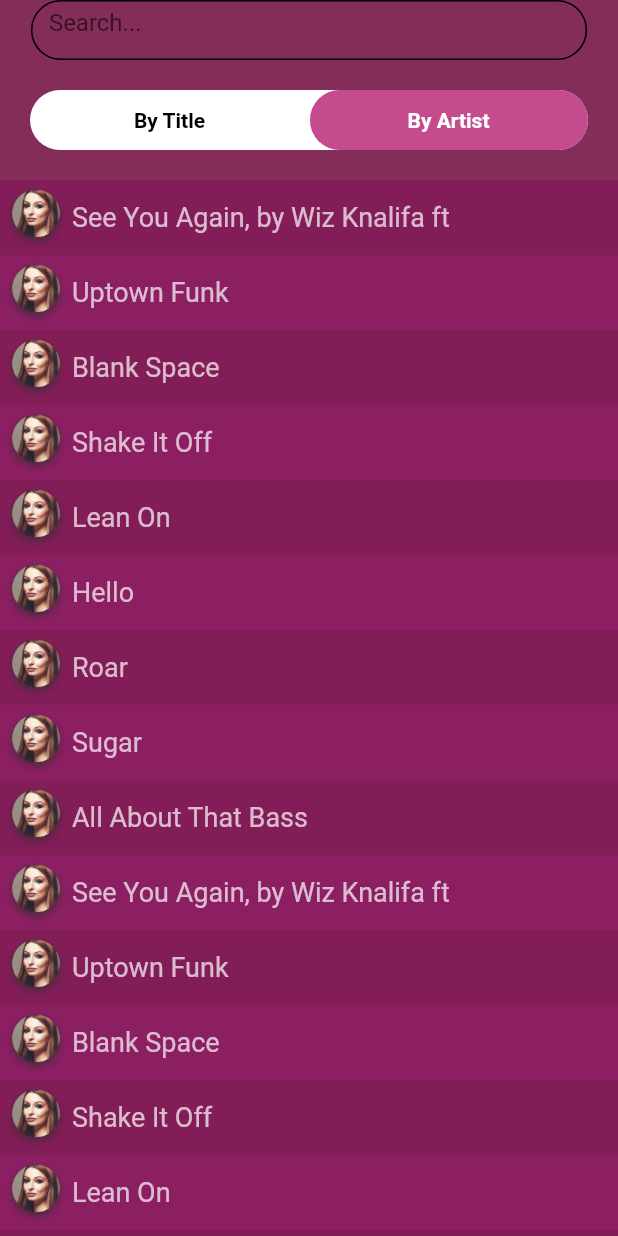
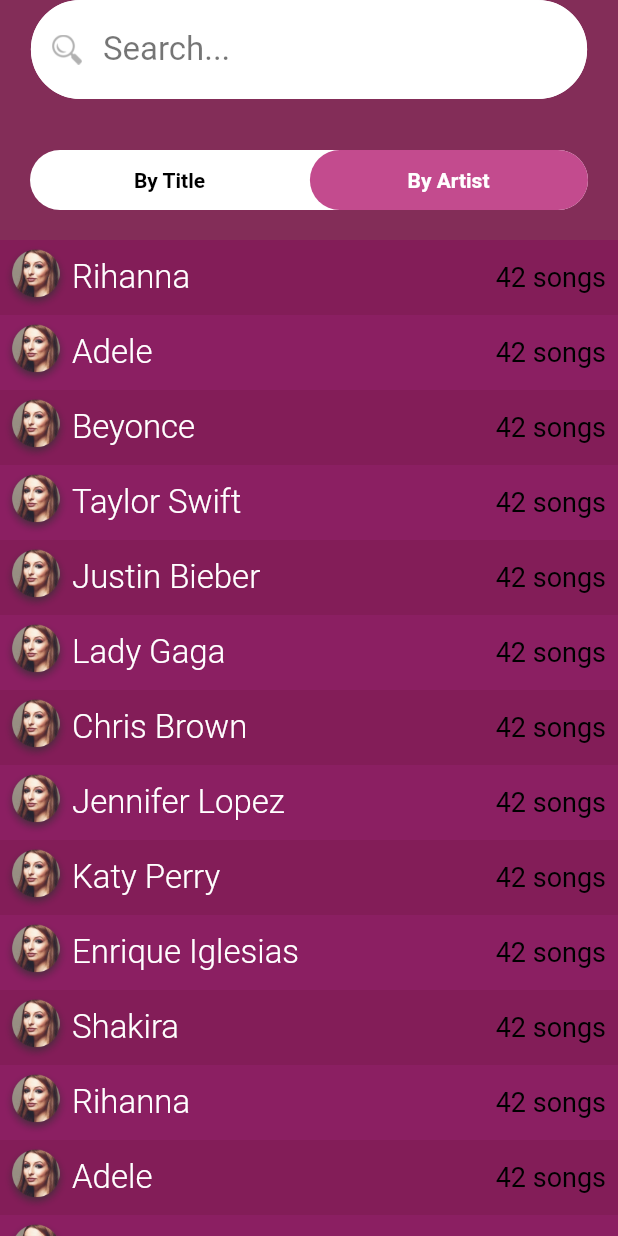
Before and after one commit to MilanVarasada/Confidencial_git, a Flutter app: the SearchScreen screen opened directly, after a tap on "By Artist", on a phone screen of 412 x 824 dp. Run offline on Flutter 3.47's test engine with Material 2 defaults, Android fonts, the phone set to English and light mode, and no system bars.

Commit message:
implement remaning Screen and add images

```diff
--- a/lib/main.dart
+++ b/lib/main.dart
@@ -1,3 +1,6 @@
+
+import './ui/user_profile_screen.dart';
+
 import './ui/auth/enter_code.dart';
 import './ui/tab_screen.dart';
 
@@ -25,7 +28,8 @@ class MyApp extends StatelessWidget {
            PlayListScreen.routeName: (ctx) => PlayListScreen(),
             TabScreen.routeName : (ctx) => TabScreen(),
             EnterCode.routeName : (ctx) => EnterCode(),
-        },
+            UserProfileScreen.routeName : (ctx) => UserProfileScreen(),
+         },
 
     );
   }
--- a/lib/ui/playListScreen.dart
+++ b/lib/ui/playListScreen.dart
@@ -36,6 +36,7 @@ class _PlayListScreenState extends State<PlayListScreen> {
         backgroundColor: Colors.black87,
       ),
         body: ListView.builder(
+          physics: ClampingScrollPhysics(),
             itemCount: litems.length,
             itemBuilder: (BuildContext ctxt, int index) {
               return Container(
--- a/lib/ui/searchScreen.dart
+++ b/lib/ui/searchScreen.dart
@@ -1,10 +1,26 @@
-import '../widgets/cf_search_appbar.dart';
 import 'package:flutter/material.dart';
 import '../widgets/cf_tab_view.dart';
 
-class SearchScreen extends StatelessWidget {
-  onSwitchValueChanged() {
-    print('change');
+class SearchScreen extends StatefulWidget {
+  @override
+  _SearchScreenState createState() => _SearchScreenState();
+}
+
+class _SearchScreenState extends State<SearchScreen> {
+  var isByTitleSelected = true;
+
+ byTitleSelected() {
+   setState(() {
+      isByTitleSelected = true;
+   });
+
+  }
+
+  byArtistSelected(BuildContext context) {
+    setState(() {
+       isByTitleSelected = false;
+       print(isByTitleSelected);
+    });
   }
 
   @override
@@ -30,6 +46,31 @@ class SearchScreen extends StatelessWidget {
       "All About That Bass"
     ];
 
+    List<String> singerName = [
+      "Rihanna",
+      "Adele",
+      "Beyonce",
+      "Taylor Swift",
+      "Justin Bieber",
+      "Lady Gaga",
+      "Chris Brown",
+      "Jennifer Lopez",
+      "Katy Perry",
+      "Enrique Iglesias",
+      "Shakira",
+      "Rihanna",
+      "Adele",
+      "Beyonce",
+      "Taylor Swift",
+      "Justin Bieber",
+      "Lady Gaga",
+      "Chris Brown",
+      "Jennifer Lopez",
+      "Katy Perry",
+      "Enrique Iglesias",
+      "Shakira",
+    ];
+
     return Scaffold(
       // appBar: AppBar(
       //   title:TextBox(),
@@ -49,16 +90,19 @@ class SearchScreen extends StatelessWidget {
               firstOptionTitle: 'By Title',
               secondOptionTitle: 'By Artist',
               isHome: false,
-              firstOptionAction: onSwitchValueChanged,
-              secondOptionAction: onSwitchValueChanged,
+              firstOptionAction: byTitleSelected,
+              secondOptionAction: (){
+                byArtistSelected(context);
+              },
             ),
           ),
           Flexible(
             child: ListView.builder(
+              physics: ClampingScrollPhysics(),
                 padding: EdgeInsets.all(0),
-                itemCount: litems.length,
+                itemCount: isByTitleSelected ? litems.length : singerName.length,
                 itemBuilder: (BuildContext ctxt, int index) {
-                  return Container(
+                  return isByTitleSelected ? Container(
                       height: 50.0,
                       color: index % 2 == 0
                           ? Color.fromRGBO(131, 29, 88, 1)
@@ -80,7 +124,40 @@ class SearchScreen extends StatelessWidget {
                                 TextStyle(fontSize: 18, color: Colors.white70),
                           ),
                         ],
-                      ));
+                      )) : Container(
+                        height: 50.0,
+                      color: index % 2 == 0
+                          ? Color.fromRGBO(131, 29, 88, 1)
+                          : Color.fromRGBO(139, 31, 98, 1),
+                      child: Row(
+
+                        children: <Widget>[
+                          Container(
+                              width: 48.0,
+                              height: 48.0,
+                              decoration: new BoxDecoration(
+                                  shape: BoxShape.circle,
+                                  image: new DecorationImage(
+                                      fit: BoxFit.fill,
+                                      image: AssetImage(
+                                          'assets/images/playlistImage.png')))),
+                          Text(
+                            singerName[index],
+                            style:
+                                TextStyle(fontSize: 22, color: Colors.white,fontWeight: FontWeight.w300),
+                          ),
+                          Spacer(),
+                          Padding(
+                            padding: const EdgeInsets.only(right: 8.0),
+                            child: Text(
+                              '42 songs',
+                              style:
+                                  TextStyle(fontSize: 18, color: Colors.black),
+                            ),
+                          ),
+                        ],
+                      )
+                      );
                   //  return Text(litems[index],style: TextStyle(backgroundColor: Colors.red),);
                 }),
           ),
@@ -99,13 +176,26 @@ class TextBox extends StatelessWidget {
       color: Color.fromRGBO(131, 45, 88, 1),
       child: Container(
         width: MediaQuery.of(context).size.width * 0.9,
-        height: 40,
+        height: 80,
         color: Colors.transparent,
         child: TextField(
+          style: TextStyle(fontSize: 22, color: Colors.black54),
+          textAlign: TextAlign.start,
           decoration: InputDecoration(
-              enabledBorder: OutlineInputBorder(borderRadius: BorderRadius.circular(20.0)),
-              focusedBorder: OutlineInputBorder(borderRadius: BorderRadius.circular(20.0)),
-              hintText: 'Search...'),
+            fillColor: Colors.white,
+            filled: true,
+              enabledBorder: OutlineInputBorder(
+                  borderSide: BorderSide(color: Colors.white),
+                  borderRadius: BorderRadius.circular(50.0)),
+              focusedBorder: OutlineInputBorder(
+                  borderSide: BorderSide(color: Colors.white),
+                  borderRadius: BorderRadius.circular(50.0)),
+                  prefixIcon: IconButton(
+      icon: new Image.asset('assets/images/search.png',width: 20.0,height: 20.0,),
+      onPressed: null,
+    ),
+              hintText: 'Search...',
+              hintStyle: TextStyle(fontSize: 22.0, color: Colors.black54)),
         ),
       ),
     );
--- a/lib/widgets/cf_tab_view.dart
+++ b/lib/widgets/cf_tab_view.dart
@@ -5,6 +5,8 @@ class CFTabView extends StatefulWidget {
   final String secondOptionTitle;
   final Function firstOptionAction;
   final Function secondOptionAction;
+  final String thirdOptionTitle;
+  final Function thirdOptionAction;
   final bool isHome;
   CFTabView({
     @required this.firstOptionTitle,
@@ -12,7 +14,10 @@ class CFTabView extends StatefulWidget {
     @required this.firstOptionAction,
     @required this.secondOptionAction,
     @required this.isHome,
+    this.thirdOptionTitle,
+    this.thirdOptionAction
   });
+
   @override
   _CFTabViewState createState() => _CFTabViewState();
 }
@@ -20,6 +25,8 @@ class CFTabView extends StatefulWidget {
 class _CFTabViewState extends State<CFTabView> {
   Alignment _alignment = Alignment.topLeft;
   bool _firstOptionSelected = true;
+  bool _secondOptionSelected = false;
+  bool _thirdOptionSelected = false;
 
   @override
   void initState() {
@@ -58,21 +65,39 @@ class _CFTabViewState extends State<CFTabView> {
                       setState(() {
                         _alignment = Alignment.topLeft;
                         _firstOptionSelected = true;
+                        _secondOptionSelected = false;
+                        _thirdOptionSelected = false;
                         widget.firstOptionAction();
                       });
                     },
                     isSelected: _firstOptionSelected),
+
+                widget.thirdOptionTitle == null || widget.thirdOptionTitle == "" ? Container() :
                 _getTabViewOptions(
-                  option: widget.secondOptionTitle,
+                  option: widget.thirdOptionTitle,
                   onTap: () {
                     setState(() {
-                      _alignment = Alignment.topRight;
+                      _alignment = Alignment.topCenter;
                       _firstOptionSelected = false;
-                      widget.secondOptionAction();
+                      _secondOptionSelected = false;
+                      _thirdOptionSelected = true;
+                      widget.thirdOptionAction();
                     });
                   },
-                  isSelected: !_firstOptionSelected,
+                  isSelected: _thirdOptionSelected,
                 ),
+                _getTabViewOptions(
+                    option: widget.secondOptionTitle,
+                    onTap: () {
+                      setState(() {
+                        _alignment = Alignment.topRight;
+                        _firstOptionSelected = false;
+                      _secondOptionSelected = true;
+                      _thirdOptionSelected = false;
+                        widget.secondOptionAction();
+                      });
+                    },
+                    isSelected: _secondOptionSelected),
               ],
             ),
           ],
@@ -86,7 +111,7 @@ class _CFTabViewState extends State<CFTabView> {
         duration: Duration(milliseconds: 200),
         alignment: _alignment,
         child: Container(
-          width: (MediaQuery.of(context).size.width * 0.9) / 2,
+          width: (MediaQuery.of(context).size.width * 0.9) /   (widget.thirdOptionTitle == null || widget.thirdOptionTitle == "" ? 2 : 3) ,
           decoration: BoxDecoration(
             borderRadius: BorderRadius.all(
               Radius.circular(40.0),
```
Also changed, not shown: lib/ui/tab_screen.dart (+18 -6 lines), lib/ui/user_profile_screen.dart (added, +40 -0 lines), pubspec.yaml (+8 -0 lines), assets/images/dooWahDooLogo.png, assets/images/home.png (added), assets/images/mic.png (added), assets/images/polygon.png, assets/images/q.png, assets/images/search.png (added), assets/images/selectedHome.png (added), assets/images/selectedMic.png (added), assets/images/selectedQ.png (added), assets/images/selectedUser.png (added), assets/images/user.png (added), 1 more files.
